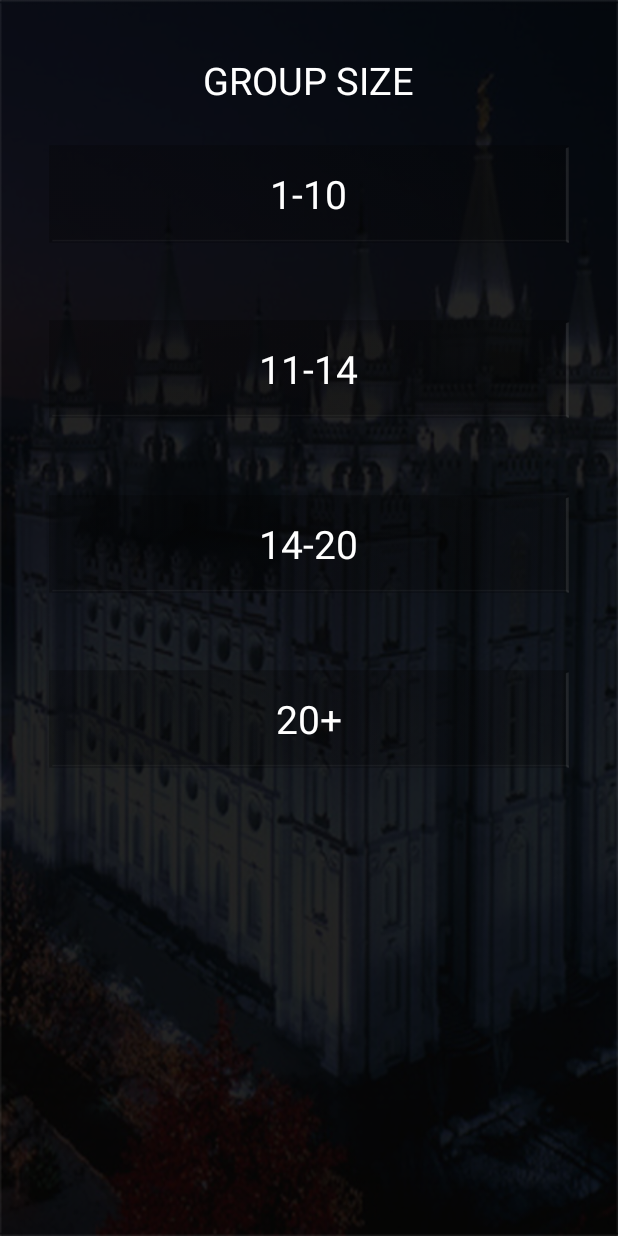
After one commit to lafsnb/DivineLimousine, an Android app: the layout activity_reservation_two.xml on its own in the app's theme, with its tools: preview values and no code run, on a phone screen of 412 x 824 dp. The commit adds this screen. Run offline under Robolectric (Android 15) with nearby library versions, the phone set to English and light mode, and no system bars.

Commit message:
Added the second reservation page.

```diff
--- a/app/src/main/res/layout/activity_main.xml
+++ b/app/src/main/res/layout/activity_main.xml
@@ -19,18 +19,47 @@
         android:layout_marginLeft="20dp"
         android:layout_marginRight="20dp" />
 
-    <ImageView
-        android:layout_width="wrap_content"
+    <RelativeLayout
+        android:layout_width="match_parent"
         android:layout_height="wrap_content"
-        android:id="@+id/imageButton"
-        android:src="@drawable/reserve_button_temp"
-        android:adjustViewBounds="true"
-        android:scaleType="fitCenter"
-        android:onClick="reserve"
+        android:layout_marginTop="50dp"
         android:layout_above="@+id/linearLayout"
-        android:layout_alignParentEnd="true"
-        android:layout_marginLeft="15dp"
-        android:layout_marginRight="15dp" />
+        android:id="@+id/relativeLayout">
+
+        <ImageView
+            android:layout_width="wrap_content"
+            android:layout_height="wrap_content"
+            android:id="@+id/continueButton"
+            android:layout_gravity="center_horizontal"
+            android:adjustViewBounds="true"
+            android:scaleType="fitCenter"
+            android:src="@drawable/blue_button"
+            android:layout_marginLeft="15dp"
+            android:layout_marginRight="15dp"
+            android:onClick="createAccount"/>
+
+        <TextView
+            android:id="@+id/textView8"
+            android:layout_width="wrap_content"
+            android:layout_height="wrap_content"
+            android:textSize="26sp"
+            android:layout_centerInParent="true"
+            android:text="RESERVE A LIMOUSINE"
+            android:textColor="#ffffff" />
+    </RelativeLayout>
+
+    <!--<ImageView-->
+        <!--android:layout_width="wrap_content"-->
+        <!--android:layout_height="wrap_content"-->
+        <!--android:id="@+id/imageButton"-->
+        <!--android:src="@drawable/reserve_button_temp"-->
+        <!--android:adjustViewBounds="true"-->
+        <!--android:scaleType="fitCenter"-->
+        <!--android:onClick="reserve"-->
+        <!--android:layout_above="@+id/linearLayout"-->
+        <!--android:layout_alignParentEnd="true"-->
+        <!--android:layout_marginLeft="15dp"-->
+        <!--android:layout_marginRight="15dp" />-->
 
     <LinearLayout
         android:orientation="horizontal"
--- /dev/null
+++ b/app/src/main/res/layout/activity_reservation_two.xml
@@ -0,0 +1,142 @@
+<LinearLayout xmlns:android="http://schemas.android.com/apk/res/android"
+    xmlns:tools="http://schemas.android.com/tools"
+    android:layout_width="match_parent"
+    android:layout_height="match_parent"
+    android:orientation="vertical"
+    android:paddingBottom="@dimen/activity_vertical_margin"
+    android:paddingLeft="@dimen/activity_horizontal_margin"
+    android:paddingRight="@dimen/activity_horizontal_margin"
+    android:paddingTop="@dimen/activity_vertical_margin"
+    tools:context="com.divinelimoutah.divinelimousine.LoginActivity"
+    android:background="@drawable/image_one"
+    android:gravity="center_horizontal">
+
+
+    <TextView
+        android:layout_width="wrap_content"
+        android:layout_height="wrap_content"
+        android:textAppearance="?android:attr/textAppearanceMedium"
+        android:text="GROUP SIZE"
+        android:id="@+id/textView7"
+        android:textSize="25sp"
+        android:layout_gravity="center_horizontal"
+        android:textColor="#ffffff"
+        android:layout_marginTop="20dp"/>
+
+    <RelativeLayout
+        android:layout_width="match_parent"
+        android:layout_height="wrap_content"
+        android:layout_marginTop="25dp"
+        android:layout_above="@+id/linearLayout"
+        android:id="@+id/relativeLayout">
+
+        <ImageView
+            android:layout_width="wrap_content"
+            android:layout_height="wrap_content"
+            android:id="@+id/continueButton"
+            android:layout_gravity="center_horizontal"
+            android:adjustViewBounds="true"
+            android:scaleType="fitCenter"
+            android:src="@drawable/black_partition"
+            android:layout_marginLeft="15dp"
+            android:layout_marginRight="15dp"
+            android:onClick="createAccount"/>
+
+        <TextView
+            android:id="@+id/textView8"
+            android:layout_width="wrap_content"
+            android:layout_height="wrap_content"
+            android:textSize="26sp"
+            android:layout_centerInParent="true"
+            android:text="1-10"
+            android:textColor="#ffffff" />
+    </RelativeLayout>
+
+    <RelativeLayout
+        android:layout_width="match_parent"
+        android:layout_height="wrap_content"
+        android:layout_marginTop="50dp"
+        android:layout_above="@+id/linearLayout"
+        >
+
+        <ImageView
+            android:layout_width="wrap_content"
+            android:layout_height="wrap_content"
+            android:id="@+id/contiueButton"
+            android:layout_gravity="center_horizontal"
+            android:adjustViewBounds="true"
+            android:scaleType="fitCenter"
+            android:src="@drawable/black_partition"
+            android:layout_marginLeft="15dp"
+            android:layout_marginRight="15dp"
+            android:onClick="createAccount"/>
+
+        <TextView
+            android:id="@+id/texView8"
+            android:layout_width="wrap_content"
+            android:layout_height="wrap_content"
+            android:textSize="26sp"
+            android:layout_centerInParent="true"
+            android:text="11-14"
+            android:textColor="#ffffff" />
+    </RelativeLayout>
+
+    <RelativeLayout
+        android:layout_width="match_parent"
+        android:layout_height="wrap_content"
+        android:layout_marginTop="50dp"
+        android:layout_above="@+id/linearLayout"
+        >
+
+        <ImageView
+            android:layout_width="wrap_content"
+            android:layout_height="wrap_content"
+            android:id="@+id/contineButton"
+            android:layout_gravity="center_horizontal"
+            android:adjustViewBounds="true"
+            android:scaleType="fitCenter"
+            android:src="@drawable/black_partition"
+            android:layout_marginLeft="15dp"
+            android:layout_marginRight="15dp"
+            android:onClick="createAccount"/>
+
+        <TextView
+            android:id="@+id/textViw8"
+            android:layout_width="wrap_content"
+            android:layout_height="wrap_content"
+            android:textSize="26sp"
+            android:layout_centerInParent="true"
+            android:text="14-20"
+            android:textColor="#ffffff" />
+    </RelativeLayout>
+
+    <RelativeLayout
+        android:layout_width="match_parent"
+        android:layout_height="wrap_content"
+        android:layout_marginTop="50dp"
+        android:layout_above="@+id/linearLayout">
+
+        <ImageView
+            android:layout_width="wrap_content"
+            android:layout_height="wrap_content"
+            android:id="@+id/contineutton"
+            android:layout_gravity="center_horizontal"
+            android:adjustViewBounds="true"
+            android:scaleType="fitCenter"
+            android:src="@drawable/black_partition"
+            android:layout_marginLeft="15dp"
+            android:layout_marginRight="15dp"
+            android:onClick="createAccount"/>
+
+        <TextView
+            android:id="@+id/textVie8"
+            android:layout_width="wrap_content"
+            android:layout_height="wrap_content"
+            android:textSize="26sp"
+            android:layout_centerInParent="true"
+            android:text="20+"
+            android:textColor="#ffffff" />
+    </RelativeLayout>
+
+
+</LinearLayout>
```
Also changed, not shown: app/src/main/res/drawable/black_partition.png (added), app/src/main/res/drawable/reserve_button.png (deleted), app/src/main/res/drawable/reserve_button_temp.png (deleted).
